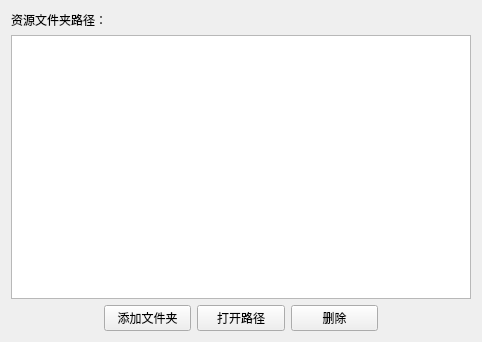
Before: the Qt Designer form 窗体/global_s.ui in FsterThanLight/automatic_clicker_2, drawn with Qt 5.
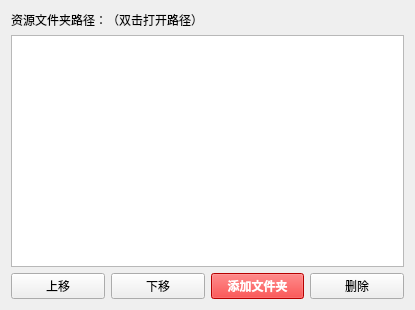
After: the same form once the commit is applied. Icons and pictures are not drawn.

Commit message: 2024年6月23日17:00:47 设置资源文件夹窗口新增上下移动

What changed in the file:
```diff
--- a/窗体/global_s.ui
+++ b/窗体/global_s.ui
@@ -6,8 +6,8 @@
    <rect>
     <x>0</x>
     <y>0</y>
-    <width>482</width>
-    <height>342</height>
+    <width>415</width>
+    <height>310</height>
    </rect>
   </property>
   <property name="font">
@@ -22,45 +22,58 @@
    <iconset resource="../images.qrc">
     <normaloff>:/按钮图标/窗体/res/图标.png</normaloff>:/按钮图标/窗体/res/图标.png</iconset>
   </property>
-  <layout class="QVBoxLayout" name="verticalLayout">
-   <item>
+  <layout class="QGridLayout" name="gridLayout">
+   <item row="0" column="0" colspan="3">
     <widget class="QLabel" name="label">
      <property name="text">
-      <string>资源文件夹路径：</string>
+      <string>资源文件夹路径：（双击打开路径）</string>
      </property>
     </widget>
    </item>
-   <item>
-    <layout class="QGridLayout" name="gridLayout_2">
-     <item row="2" column="1">
-      <widget class="QPushButton" name="pushButton">
-       <property name="text">
-        <string>添加文件夹</string>
-       </property>
-      </widget>
-     </item>
-     <item row="1" column="0" colspan="5">
+   <item row="1" column="0" colspan="4">
       <widget class="QListView" name="listView">
        <property name="editTriggers">
         <set>QAbstractItemView::NoEditTriggers</set>
        </property>
       </widget>
      </item>
+   <item row="2" column="0">
+    <widget class="QPushButton" name="pushButton_4">
+     <property name="styleSheet">
+      <string notr="true"/>
+     </property>
+     <property name="text">
+      <string>上移</string>
+     </property>
+    </widget>
+   </item>
+   <item row="2" column="1">
+    <widget class="QPushButton" name="pushButton_5">
+     <property name="text">
+      <string>下移</string>
+     </property>
+    </widget>
+   </item>
+   <item row="2" column="2">
+    <widget class="QPushButton" name="pushButton">
+     <property name="styleSheet">
+      <string notr="true">QPushButton {
+    background-color: red;
+    color: white;
+    font-weight: bold;
+}</string>
+     </property>
+     <property name="text">
+      <string>添加文件夹</string>
+     </property>
+    </widget>
+   </item>
      <item row="2" column="3">
       <widget class="QPushButton" name="pushButton_2">
        <property name="text">
         <string>删除</string>
        </property>
       </widget>
-     </item>
-     <item row="2" column="2">
-      <widget class="QPushButton" name="pushButton_3">
-       <property name="text">
-        <string>打开路径</string>
-       </property>
-      </widget>
-     </item>
-    </layout>
    </item>
   </layout>
  </widget>
```
Lines whose indentation alone changed are shown as unchanged. The commit also changes 6 other files.
